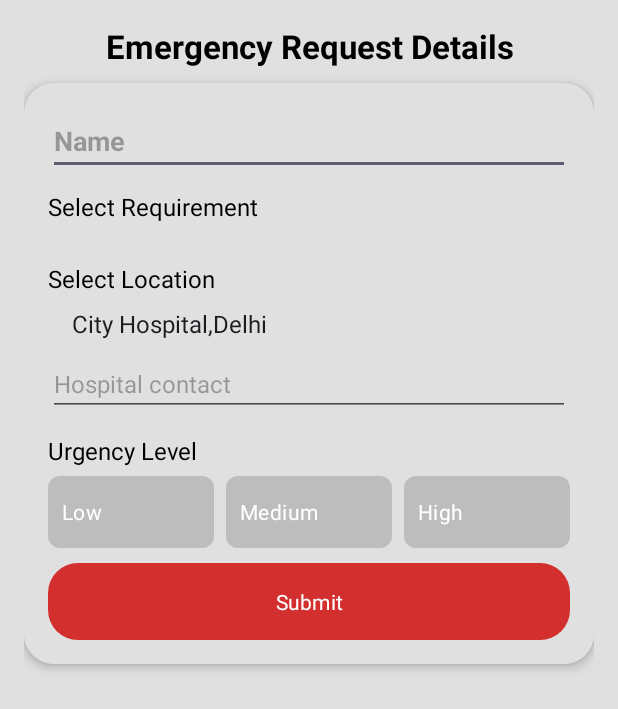
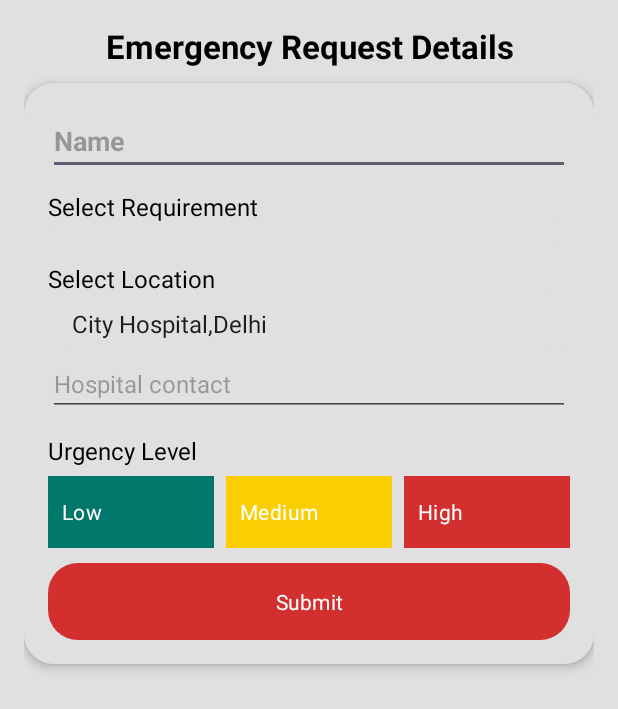
Before and after one commit to Vanshikagup2206/DonorApp, an Android app: the layout fragment_emergency_request.xml on its own in the app's theme, with its tools: preview values and no code run, on a phone screen of 412 x 824 dp. Shown: the top 709 px of the screen. Run offline under Robolectric (Android 15) with nearby library versions, the phone set to English and light mode, and no system bars.

Commit message:
emergency_button_color_set

```diff
--- a/app/src/main/java/com/vanshika/donorapp/requests/EmergencyRequestAdapter.kt
+++ b/app/src/main/java/com/vanshika/donorapp/requests/EmergencyRequestAdapter.kt
@@ -42,7 +42,7 @@ class EmergencyRequestAdapter(
         val recipient = emergencyRequestList[position]
         holder.tvRecipientName.setText(emergencyRequestList[position].recipientName)
 //        holder.tvRequirement.setText(emergencyRequestList[position].requestedItem)
-        holder.tvRequirement.text = "${recipient.requestedItem}: ${recipient.specificRequirement}"
+        holder.tvRequirement.text = "${recipient.requestedItem}: ${recipient.specificRequirement}}"
         holder.tvHospitalLocation.setText(emergencyRequestList[position].location)
         holder.tvContactNumber.setText(emergencyRequestList[position].contact)
         holder.tvUrgency.text = when (emergencyRequestList[position].urgencyLevel) {
--- a/app/src/main/java/com/vanshika/donorapp/requests/EmergencyRequestFragment.kt
+++ b/app/src/main/java/com/vanshika/donorapp/requests/EmergencyRequestFragment.kt
@@ -1,5 +1,6 @@
 package com.vanshika.donorapp.requests
 
+import android.opengl.Visibility
 import android.os.Bundle
 import android.util.Log
 import androidx.fragment.app.Fragment
@@ -32,7 +33,7 @@ class EmergencyRequestFragment : Fragment() {
     var binding: FragmentEmergencyRequestBinding? = null
     lateinit var arrayAdapter: ArrayAdapter<String>
     private var selectedUrgency: Int = 1
-    var requiredArray = arrayOf("Blood", "Organ")
+    var requiredArray = arrayOf("Blood", "Organ","Medicine","Money")
     var locationArray = arrayOf("City Hospital,Delhi", "Capital Hospital,Jalandhar")
     var recipientsDataClass = RecipientsDataClass()
     lateinit var donationDatabase: DonationDatabase
@@ -77,11 +78,43 @@ class EmergencyRequestFragment : Fragment() {
                     id: Long
                 ) {
                     val selectedRequirement = requirementOptions[position]
+                    var specificRequirement = ""
 
-                    when (selectedRequirement) {
-                        "Blood" -> updateDynamicSpinner(R.array.blood_groups, "Select Blood Group")
-                        "Organ" -> updateDynamicSpinner(R.array.organ_types, "Select Organ Type")
-                    }
+//                    when (selectedRequirement) {
+//                        "Blood"->{
+//                            updateDynamicSpinner(R.array.blood_groups, "Select Blood Group")
+//                            specificRequirement = binding?.spinnerDynamic?.selectedItem?.toString() ?: ""
+//                        }
+//                        "Organ" -> {
+//                            updateDynamicSpinner(R.array.organ_types, "Select Organ Type")
+//                            specificRequirement = binding?.spinnerDynamic?.selectedItem?.toString() ?: ""
+//                        }
+//                        "Medicine" -> {
+//                            binding?.llMedicine?.visibility = View.VISIBLE
+//                            binding?.tvDynamicSelection?.visibility = View.GONE
+//                            binding?.spinnerDynamic?.visibility = View.GONE
+//                            specificRequirement = binding?.etMedicine?.text?.toString() ?: ""
+//                        }
+//                        "Money" -> {
+//                            binding?.llMoney?.visibility = View.VISIBLE
+//                        binding?.tvDynamicSelection?.visibility = View.GONE
+//                           binding?.spinnerDynamic?.visibility = View.GONE
+//                            specificRequirement = binding?.etMoney?.text?.toString() ?: ""
+//                        }
+//                        "Blood" -> updateDynamicSpinner(R.array.blood_groups, "Select Blood Group")
+//                        "Organ" -> updateDynamicSpinner(R.array.organ_types, "Select Organ Type")
+//                        "Medicine" -> {
+//                            binding?.llMedicine?.visibility = View.VISIBLE
+//
+//                            binding?.tvDynamicSelection?.visibility = View.GONE
+//                            binding?.spinnerDynamic?.visibility = View.GONE
+//                        }
+//                        "Money" ->{ binding?.llMoney?.visibility = View.VISIBLE
+//
+//                        binding?.tvDynamicSelection?.visibility = View.GONE
+//                           binding?.spinnerDynamic?.visibility = View.GONE
+//                        }
+//                    }
                 }
                 override fun onNothingSelected(parent: AdapterView<*>?) {}
             }
@@ -117,11 +150,38 @@ class EmergencyRequestFragment : Fragment() {
         binding?.btnSubmitRequest?.setOnClickListener {
             val recipientName = binding?.tvRecipientName?.text?.toString()?.trim() ?: ""
             val requestedItem = binding?.spinnerRequirement?.selectedItem.toString()
-            val specificRequirement = binding?.spinnerDynamic?.selectedItem.toString()
+            var specificRequirement = ""
+//            val specificRequirement = binding?.spinnerDynamic?.selectedItem.toString()
             val hospitalLocation = binding?.tvContactHospital?.text?.toString()?.trim() ?: ""
+            when (requestedItem) {
+                "Blood" -> {
+//                    updateDynamicSpinner(R.array.blood_groups, "Select Blood Group")
+                    specificRequirement = binding?.spinnerDynamic?.selectedItem?.toString() ?: ""
+                }
+
+                "Organ" -> {
+//                    updateDynamicSpinner(R.array.organ_types, "Select Organ Type")
+                    specificRequirement = binding?.spinnerDynamic?.selectedItem?.toString() ?: ""
+                }
+
+                "Medicine" -> {
+                    binding?.llMedicine?.visibility = View.VISIBLE
+                    binding?.tvDynamicSelection?.visibility = View.GONE
+                    binding?.spinnerDynamic?.visibility = View.GONE
+                    specificRequirement = binding?.etMedicine?.text?.toString() ?: ""
+                }
+
+                "Money" -> {
+                    binding?.llMoney?.visibility = View.VISIBLE
+                    binding?.tvDynamicSelection?.visibility = View.GONE
+                    binding?.spinnerDynamic?.visibility = View.GONE
+                    specificRequirement = binding?.etMoney?.text?.toString() ?: ""
+                }
+            }
 
                 if (binding?.tvRecipientName?.text?.isEmpty() == true) {
-                binding?.tvRecipientName?.error = resources.getString(R.string.enter_recipient_name)
+                    binding?.tvRecipientName?.error =
+                        resources.getString(R.string.enter_recipient_name)
                 } else if (binding?.tvContactHospital?.text?.isEmpty() == true) {
                     binding?.tvContactHospital?.error =
                         resources.getString(R.string.enter_hospital_contact)
@@ -135,17 +195,20 @@ class EmergencyRequestFragment : Fragment() {
                 } else {
                     donationDatabase.DonationDao().insertEmergencyRequest(
                         RecipientsDataClass(
-
                             recipientName = binding?.tvRecipientName?.text?.toString(),
                             requestedItem = requestedItem,
                             specificRequirement = specificRequirement,
                             location = selectedLocation,
                             contact = binding?.tvContactHospital?.text?.toString(),
-                        urgencyLevel = selectedUrgency
+                            urgencyLevel = selectedUrgency,
+                            moneyDetails = if (requestedItem == "Money") specificRequirement else "",
+                            medicineDetail = if (requestedItem == "Medicine") specificRequirement else ""
+
                         )
                     )
                     findNavController().popBackStack()
                 }
+
         }
     }
 
--- a/app/src/main/java/com/vanshika/donorapp/requests/RecipientsDataClass.kt
+++ b/app/src/main/java/com/vanshika/donorapp/requests/RecipientsDataClass.kt
@@ -10,6 +10,8 @@ data class RecipientsDataClass(
     var recipientName : String ?= "",
     var requestedItem : String ?= "",
     var specificRequirement: String?= "",
+    var medicineDetail: String?="",
+    var moneyDetails: String?= "",
     var location: String ?= "",
     var contact: String ?= "",
     var urgencyLevel : Int = 0
--- a/app/src/main/java/com/vanshika/donorapp/requests/RequestsFragment.kt
+++ b/app/src/main/java/com/vanshika/donorapp/requests/RequestsFragment.kt
@@ -102,6 +102,7 @@ class RequestsFragment : Fragment(),RequestInterface {
             }
             .setNegativeButton("Cancel", null)
             .show()
+        emergencyRequestAdapter.notifyDataSetChanged()
     }
 
 }
--- a/app/src/main/res/layout/fragment_emergency_request.xml
+++ b/app/src/main/res/layout/fragment_emergency_request.xml
@@ -3,62 +3,64 @@
     xmlns:tools="http://schemas.android.com/tools"
     android:layout_width="match_parent"
     android:layout_height="match_parent"
+    android:background="@color/light_bg"
+    android:orientation="vertical"
     android:padding="@dimen/dp_16"
-    android:orientation="vertical"
-    android:background="@color/light_bg"
     tools:context=".requests.EmergencyRequestFragment">
+
     <TextView
         android:layout_width="match_parent"
         android:layout_height="wrap_content"
+        android:gravity="center"
+        android:paddingBottom="@dimen/dp_10"
         android:text="@string/emergency_request_details"
+        android:textColor="@color/black"
         android:textSize="@dimen/sp_22"
-            android:textStyle="bold"
-            android:textColor="@color/black"
-            android:gravity="center"
-            android:paddingBottom="@dimen/dp_10"/>
+        android:textStyle="bold" />
 
     <!-- Card for Recipient Details -->
     <LinearLayout
         android:layout_width="match_parent"
         android:layout_height="wrap_content"
         android:background="@drawable/neumorphic_card"
-            android:padding="@dimen/dp_16"
+        android:elevation="4dp"
         android:orientation="vertical"
-            android:elevation="4dp">
+        android:padding="@dimen/dp_16">
 
         <EditText
             android:id="@+id/tvRecipientName"
             android:layout_width="match_parent"
             android:layout_height="wrap_content"
             android:hint="@string/name"
+            android:textColor="@color/black"
             android:textSize="@dimen/sp_18"
-                android:textStyle="bold"
-                android:textColor="@color/black"/>
+            android:textStyle="bold" />
+
         <TextView
             android:layout_width="wrap_content"
             android:layout_height="wrap_content"
+            android:layout_marginTop="10dp"
             android:text="Select Requirement"
-                android:textSize="16sp"
             android:textColor="@color/black"
-                android:layout_marginTop="10dp"/>
+            android:textSize="16sp" />
 
         <Spinner
             android:id="@+id/spinnerRequirement"
             android:layout_width="match_parent"
             android:layout_height="wrap_content"
             android:background="@drawable/neumorphic_edittext"
-                android:padding="8dp"/>
+            android:padding="8dp" />
 
         <!-- Dynamic Spinner for Blood Groups or Organ Types -->
         <TextView
             android:id="@+id/tvDynamicSelection"
             android:layout_width="wrap_content"
             android:layout_height="wrap_content"
+            android:layout_marginTop="10dp"
             android:text="Select an Option"
+            android:textColor="@color/black"
             android:textSize="16sp"
-                android:textColor="@color/black"
-                android:layout_marginTop="10dp"
-                android:visibility="gone"/>  <!-- Initially hidden -->
+            android:visibility="gone" />  <!-- Initially hidden -->
 
         <Spinner
             android:id="@+id/spinnerDynamic"
@@ -66,38 +68,66 @@
             android:layout_height="wrap_content"
             android:background="@drawable/neumorphic_edittext"
             android:padding="8dp"
-                android:visibility="gone"/>  <!-- Initially hidden -->
+            android:visibility="gone" />  <!-- Initially hidden -->
+        <LinearLayout
+            android:id="@+id/llMedicine"
+            android:layout_width="match_parent"
+            android:layout_height="wrap_content"
+            android:orientation="vertical"
+            android:visibility="gone">
 
-            <!--            <TextView-->
-<!--                android:layout_width="wrap_content"-->
-<!--                android:layout_height="wrap_content"-->
-<!--                android:text="Select Requirement"-->
-<!--                android:textSize="16sp"-->
-<!--                android:textColor="@color/black"-->
-<!--                android:layout_marginTop="10dp"/>-->
+            <TextView
+                android:layout_width="match_parent"
+                android:layout_height="wrap_content"
+                android:text="@string/enter_your_medicine_type"
+                android:textColor="@color/black"
+                android:textSize="@dimen/sp_16" />
 
-<!--            <Spinner-->
-<!--                android:id="@+id/spinnerRequirement"-->
-<!--                android:layout_width="match_parent"-->
-<!--                android:layout_height="wrap_content"-->
-<!--                android:background="@drawable/neumorphic_edittext"-->
-<!--                android:padding="8dp"/>-->
+            <EditText
+                android:layout_width="match_parent"
+                android:layout_height="wrap_content"
+                android:id="@+id/etMedicine"
+                android:hint="@string/enter_your_medicine_type"
+                android:textSize="@dimen/sp_16" />
+        </LinearLayout>
+
+        <LinearLayout
+            android:id="@+id/llMoney"
+            android:layout_width="match_parent"
+            android:layout_height="wrap_content"
+            android:orientation="vertical"
+            android:visibility="gone">
+
+            <TextView
+                android:layout_width="match_parent"
+                android:layout_height="wrap_content"
+                android:text="@string/enter_money"
+                android:textColor="@color/black"
+                android:textSize="@dimen/sp_16" />
+
+            <EditText
+                android:layout_width="match_parent"
+                android:layout_height="wrap_content"
+                android:id="@+id/etMoney"
+                android:hint="@string/enter_money"
+                android:textSize="@dimen/sp_16" />
+        </LinearLayout>
 
         <TextView
             android:layout_width="wrap_content"
             android:layout_height="wrap_content"
+            android:layout_marginTop="10dp"
             android:text="Select Location"
-                android:textSize="16sp"
             android:textColor="@color/black"
-                android:layout_marginTop="10dp"/>
+            android:textSize="16sp" />
 
         <Spinner
             android:id="@+id/spinnerLocation"
             android:layout_width="match_parent"
             android:layout_height="wrap_content"
+            android:background="@drawable/neumorphic_edittext"
             android:entries="@array/Location"
-                android:background="@drawable/neumorphic_edittext"
-                android:padding="8dp"/>
+            android:padding="8dp" />
 
 
         <EditText
@@ -105,71 +135,77 @@
             android:layout_width="match_parent"
             android:layout_height="wrap_content"
             android:hint="@string/contact_hospital"
-                android:textSize="@dimen/sp_16"
             android:inputType="number"
             android:maxLength="10"
+            android:paddingTop="@dimen/dp_10"
             android:textColor="@color/black"
-                android:paddingTop="@dimen/dp_10" />
+            android:textSize="@dimen/sp_16" />
+
         <TextView
             android:layout_width="wrap_content"
             android:layout_height="wrap_content"
+            android:layout_marginTop="12dp"
             android:text="Urgency Level"
-                android:textSize="16sp"
             android:textColor="@color/black"
-                android:layout_marginTop="12dp"/>
+            android:textSize="16sp" />
+
         <RadioGroup
             android:id="@+id/urgencyRadioGroup"
             android:layout_width="match_parent"
             android:layout_height="wrap_content"
-                android:orientation="horizontal"
+            android:layout_marginTop="6dp"
             android:gravity="center"
-                android:layout_marginTop="6dp">
+            android:orientation="horizontal">
 
             <RadioButton
                 android:id="@+id/rbLowUrgency"
                 android:layout_width="0dp"
+                android:layout_height="wrap_content"
                 android:layout_weight="1"
-                    android:layout_height="wrap_content"
+                android:background="@color/green"
+                android:button="@android:color/transparent"
+                android:clickable="true"
+                android:padding="10dp"
                 android:text="Low"
-                    android:background="@drawable/radio_button_selector"
-                    android:textColor="@color/white"
-                    android:button="@android:color/transparent"
-                    android:padding="10dp"/>
+                android:textColor="@color/white" />
 
             <RadioButton
                 android:id="@+id/rbMediumUrgency"
                 android:layout_width="0dp"
+                android:layout_height="wrap_content"
+                android:layout_marginLeft="8dp"
+                android:layout_marginRight="8dp"
                 android:layout_weight="1"
-                    android:layout_height="wrap_content"
+
+                android:background="@color/yellow"
+                android:button="@android:color/transparent"
+                android:clickable="true"
+                android:padding="10dp"
                 android:text="Medium"
-                    android:background="@drawable/radio_button_selector"
-                    android:textColor="@color/white"
-                    android:button="@android:color/transparent"
-                    android:padding="10dp"
-                    android:layout_marginLeft="8dp"
-                    android:layout_marginRight="8dp"/>
+                android:textColor="@color/white" />
 
             <RadioButton
                 android:id="@+id/rbHighUrgency"
                 android:layout_width="0dp"
+                android:layout_height="wrap_content"
                 android:layout_weight="1"
-                    android:layout_height="wrap_content"
+                android:background="@color/red"
+                android:button="@android:color/transparent"
+                android:clickable="true"
+                android:padding="10dp"
                 android:text="High"
-                    android:background="@drawable/radio_button_selector"
-                    android:textColor="@color/white"
-                    android:button="@android:color/transparent"
-                    android:padding="10dp"/>
+                android:textColor="@color/white" />
         </RadioGroup>
 
         <Button
             android:id="@+id/btnSubmitRequest"
             android:layout_width="match_parent"
             android:layout_height="wrap_content"
+            android:layout_marginTop="@dimen/dp_10"
+            android:background="@drawable/neumorphic_button"
+            android:padding="@dimen/dp_12"
             android:text="@string/submit"
-                android:background="@drawable/neumorphic_button"
-                android:textColor="@color/white"
-                android:padding="@dimen/dp_12"
-                android:layout_marginTop="@dimen/dp_10"/>
+            android:textColor="@color/white" />
 
     </LinearLayout>
 
--- a/app/src/main/res/values/arrays.xml
+++ b/app/src/main/res/values/arrays.xml
@@ -3,6 +3,9 @@
     <string-array name="requirement_options">
         <item>Blood</item>
         <item>Organ</item>
+        <item>Medicine</item>
+        <item>Money</item>
+
     </string-array>
 
     <!-- Blood Groups -->
@@ -26,6 +29,7 @@
         <item>Pancreas</item>
         <item>Intestine</item>
     </string-array>
+
     <string-array name="Location">
         <item name="city_Hospital_Delhi"> City Hospital,Delhi</item>
         <item name="capital_Hospital_Jalandhar">Capital Hospital,Jalandhar</item>
--- a/app/src/main/res/values/strings.xml
+++ b/app/src/main/res/values/strings.xml
@@ -73,4 +73,6 @@
     <string name="select_Urgency">Select Urgency</string>
 
     <string name="enter_aadhaar_no">Enter Aadhaar No.</string>
+    <string name="enter_your_medicine_type">Enter Your Medicine Name</string>
+    <string name="enter_money">Enter Amount Required</string>
 </resources>
```
Lines whose indentation alone changed are shown as unchanged.
